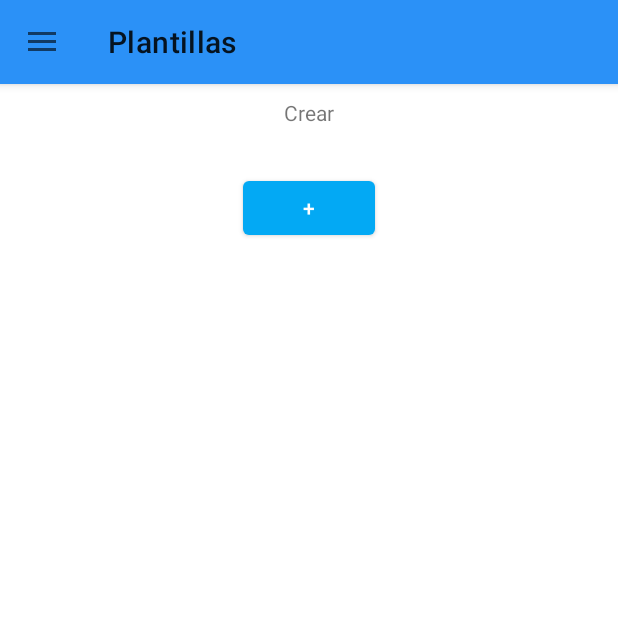
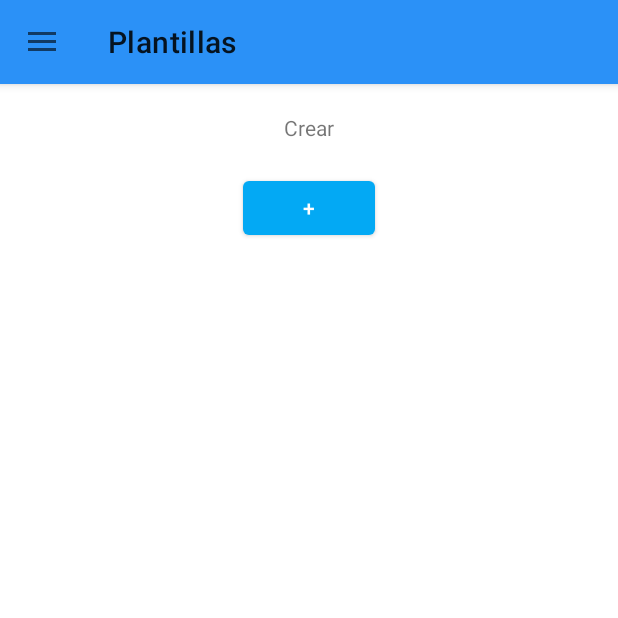
Before and after one commit to Darth-AAFH/Proyecto, an Android app: the PlantillasActivity screen opened directly, with no data from a screen before it, on a phone screen of 412 x 824 dp, the top half of it. Run offline under Robolectric (Android 15) with nearby library versions, the phone set to English and light mode, and no system bars; our stand-ins replace Firebase (no records; nobody signed in at launch, a user with empty details on screens opened directly).

Commit message:
Correcciones Plantillas

```diff
--- a/app/src/main/java/com/example/wildtracker/ui/EditorEjercicios.kt
+++ b/app/src/main/java/com/example/wildtracker/ui/EditorEjercicios.kt
@@ -1,7 +1,6 @@
 package com.example.wildtracker.ui
 
 import android.annotation.SuppressLint
-import android.content.Intent
 import android.database.sqlite.SQLiteDatabase
 import android.os.Bundle
 import android.view.MenuItem
--- a/app/src/main/res/layout/activity_plantillas.xml
+++ b/app/src/main/res/layout/activity_plantillas.xml
@@ -20,7 +20,7 @@
             android:id="@+id/textView1"
             android:layout_width="wrap_content"
             android:layout_height="wrap_content"
-            android:layout_marginTop="65dp"
+            android:layout_marginTop="75dp"
             android:text="Crear"
             app:layout_constraintLeft_toLeftOf="parent"
             app:layout_constraintRight_toRightOf="parent"
@@ -30,7 +30,7 @@
             android:id="@+id/buttonAdd"
             android:layout_width="wrap_content"
             android:layout_height="wrap_content"
-            android:layout_marginTop="30dp"
+            android:layout_marginTop="20dp"
             android:text="+"
             app:layout_constraintEnd_toEndOf="parent"
             app:layout_constraintStart_toStartOf="parent"
```
